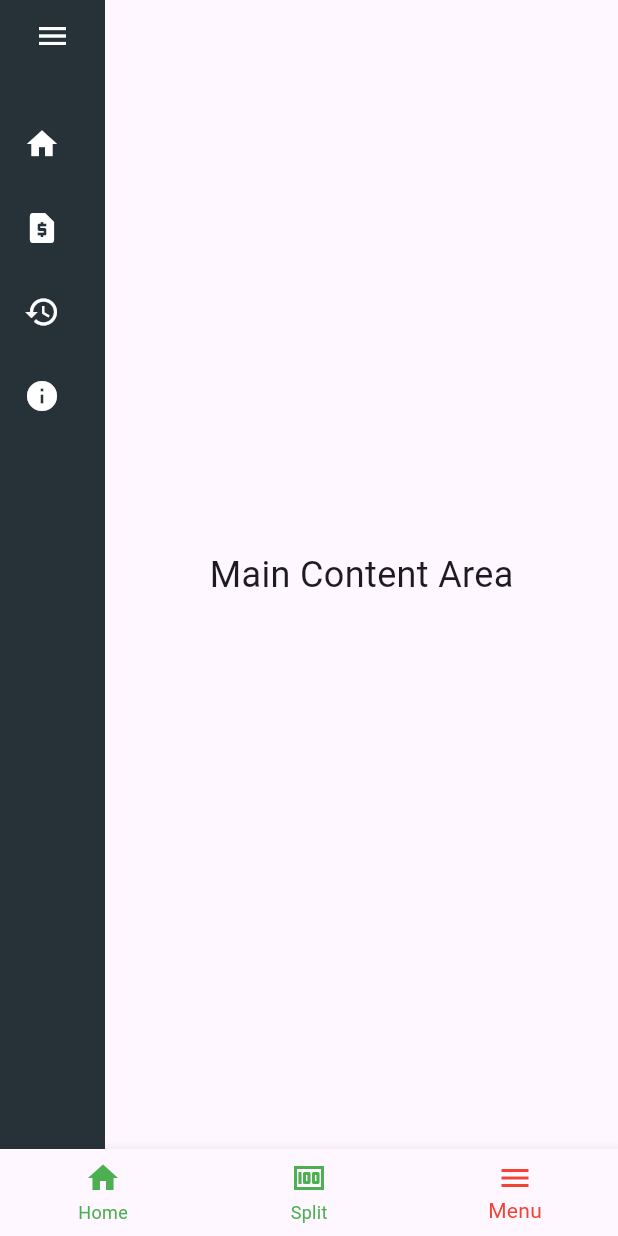
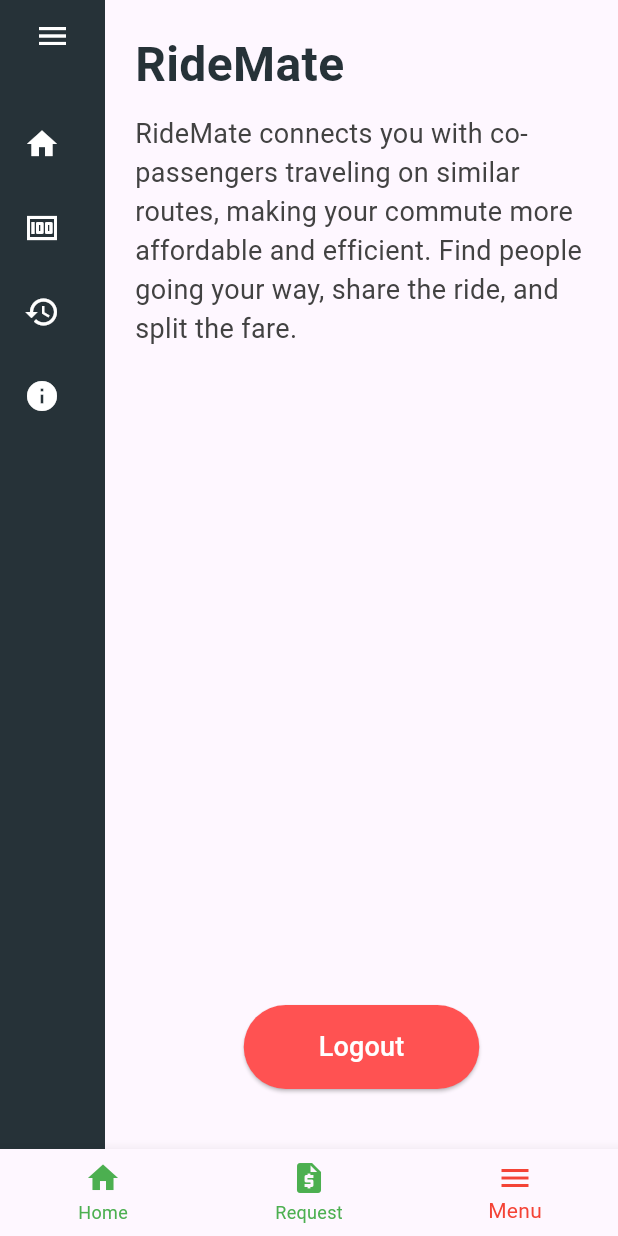
Before and after one commit to majidkc/Ridmate_4, a Flutter app: the HomeScreen screen opened directly, item 3 of the bottom bar chosen, on a phone screen of 412 x 824 dp. Run offline on Flutter 3.47's test engine with Material 3 defaults, Android fonts, the phone set to English and light mode, and no system bars; our stand-ins replace cloud_firestore, firebase_auth, firebase_core, firebase_messaging, google_maps_flutter, location and 1 more; accounts and stored records are empty; network calls fail.

Commit message:
fourt commit

```diff
--- a/lib/screens/CoPassengerRequestScreen.dart
+++ /dev/null
@@ -1 +0,0 @@
-// TODO Implement this library.
--- a/lib/screens/home_screen.dart
+++ b/lib/screens/home_screen.dart
@@ -1,4 +1,5 @@
 import 'package:flutter/material.dart';
+import 'package:ridemate_4/screens/RideRequestDetailsScreen.dart';
 import 'package:ridemate_4/screens/screen_main.dart';
 import 'package:ridemate_4/screens/bill_splitter.dart';
 import 'package:ridemate_4/screens/screen_account.dart';
@@ -14,7 +15,7 @@ class _HomeScreenState extends State<HomeScreen>
     with SingleTickerProviderStateMixin {
   int _currentSelectedIndex = 0;
   bool _isCollapsed = true; // State for sidebar collapse/expand
-  final _pages = [ScreenMain(), ScreenSplit(), ScreenAccount()];
+  final _pages = [ScreenMain(), RideRequestScreen(), ScreenAccount()];
 
   @override
   Widget build(BuildContext context) {
@@ -46,7 +47,7 @@ class _HomeScreenState extends State<HomeScreen>
         },
         items: const [
           BottomNavigationBarItem(icon: Icon(Icons.home), label: 'Home'),
-          BottomNavigationBarItem(icon: Icon(Icons.money), label: 'Split'),
+          BottomNavigationBarItem(icon: Icon(Icons.request_quote), label: 'Request'),
           BottomNavigationBarItem(icon: Icon(Icons.menu), label: 'Menu'),
         ],
       ),
--- a/lib/screens/screen_account.dart
+++ b/lib/screens/screen_account.dart
@@ -2,39 +2,46 @@ import 'package:cloud_firestore/cloud_firestore.dart';
 import 'package:firebase_auth/firebase_auth.dart';
 import 'package:flutter/material.dart';
 import 'package:ridemate_4/screens/RideRequestDetailsScreen.dart';
+import 'package:ridemate_4/screens/bill_splitter.dart';
 import 'package:ridemate_4/screens/chat_screen.dart';
+import 'package:ridemate_4/screens/home_screen.dart';
 import 'package:ridemate_4/screens/profile.dart';
-// import 'package:ridemate_4/screens/profile.dart';
-// import 'package:ridemate_4/screens/profile.dart';
+import 'package:ridemate_4/screens/screen_main.dart';
 import 'package:ridemate_4/screens/travelHistory_screen.dart';
-// import 'chat_screen.dart'; // Import your ChatScreen
+import 'package:ridemate_4/screens/signin_screen.dart'; // Import SignInScreen for logout redirection
 
 class ScreenAccount extends StatelessWidget {
   @override
   Widget build(BuildContext context) {
-    return MaterialApp(
-      home: Scaffold(
-        body: HomeScreen(),
-      ),
+    return Scaffold(
+      body: HomeScreen1(),
     );
   }
 }
 
-class HomeScreen extends StatefulWidget {
+class HomeScreen1 extends StatefulWidget {
   @override
-  _HomeScreenState createState() => _HomeScreenState();
+  _HomeScreen1State createState() => _HomeScreen1State();
 }
 
-class _HomeScreenState extends State<HomeScreen> {
+class _HomeScreen1State extends State<HomeScreen1> {
   bool _isCollapsed = true;
   final _firestore = FirebaseFirestore.instance;
-  String? _currentUserId; // Store the current user ID
+  final FirebaseAuth _auth = FirebaseAuth.instance;
+  String? _currentUserId;
 
   @override
   void initState() {
     super.initState();
-    // Get the current user ID when the HomeScreen initializes
-    _currentUserId = FirebaseAuth.instance.currentUser?.uid;
+    _currentUserId = _auth.currentUser?.uid;
+  }
+
+  Future<void> _logout() async {
+    await _auth.signOut();
+    Navigator.pushReplacement(
+      context,
+      MaterialPageRoute(builder: (context) => SignInScreen()),
+    );
   }
 
   @override
@@ -61,20 +68,71 @@ class _HomeScreenState extends State<HomeScreen> {
                   },
                 ),
                 SizedBox(height: 20),
-                _buildMenuItem(Icons.home, "Home", context, null),
-                _buildMenuItem(Icons.request_page, "Request", context,
-                    RideRequestScreen()), // Pass the currentUserId
-                _buildMenuItem(Icons.history, "History", context, TravelHistoryScreen()),
-                _buildMenuItem(Icons.info, "Profile", context, ProfileScreen()),
+                _buildMenuItem(Icons.home, "Home", context, HomeScreen()),
+                _buildMenuItem(
+                  Icons.money,
+                  "split",
+                  context,
+                  ScreenSplit(),
+                ),
+                _buildMenuItem(
+                  Icons.history,
+                  "History",
+                  context,
+                  TravelHistoryScreen(),
+                ),
+                _buildMenuItem(
+                  Icons.info,
+                  "Profile",
+                  context,
+                  ProfileScreen(),
+                ),
               ],
             ),
           ),
           // Main Content Area
           Expanded(
-            child: Center(
-              child: Text(
-                "Main Content Area",
-                style: TextStyle(fontSize: 24),
+            child: Padding(
+              padding: const EdgeInsets.all(20.0),
+              child: Column(
+                crossAxisAlignment: CrossAxisAlignment.start,
+                children: [
+                  Text(
+                    "RideMate",
+                    style: TextStyle(
+                      fontSize: 32,
+                      fontWeight: FontWeight.bold,
+                      color: Colors.blueGrey[900],
+                    ),
+                  ),
+                  SizedBox(height: 10),
+                  Text(
+                    "RideMate connects you with co-passengers traveling on similar routes, making your commute more affordable and efficient. Find people going your way, share the ride, and split the fare.",
+                    style: TextStyle(
+                      fontSize: 18,
+                      color: Colors.grey[800],
+                    ),
+                  ),
+                  const Spacer(),
+                  Center(
+                    child: ElevatedButton(
+                      onPressed: _logout,
+                      style: ElevatedButton.styleFrom(
+                        backgroundColor: Colors.redAccent,
+                        shape: RoundedRectangleBorder(
+                          borderRadius: BorderRadius.circular(30),
+                        ),
+                        padding: const EdgeInsets.symmetric(
+                            horizontal: 50, vertical: 15),
+                      ),
+                      child: const Text(
+                        'Logout',
+                        style: TextStyle(fontSize: 18, color: Colors.white),
+                      ),
+                    ),
+                  ),
+                  const SizedBox(height: 20),
+                ],
               ),
             ),
           ),
--- a/lib/screens/signin_screen.dart
+++ b/lib/screens/signin_screen.dart
@@ -35,7 +35,7 @@ class _SignInScreenState extends State<SignInScreen> {
                   20, MediaQuery.of(context).size.height * 0.2, 20, 0),
               child: Column(
                 children: <Widget>[
-                  logoWidget("assets/images/p2.jpeg"),
+                  logoWidget("assets/images/rideMate.jpg"),
                   const SizedBox(
                     height: 30,
                   ),
```
Also changed, not shown: lib/main.dart (+4 -4 lines), lib/reusable_widgets/reusable_widget.dart (+19 -19 lines), lib/screens/CoPassengerDetail_screen.dart (+4 -4 lines), lib/screens/RideRequestDetailsScreen.dart (+63 -71 lines), lib/screens/profile.dart (+2 -22 lines), lib/screens/splash_screen.dart (+8 -2 lines), pubspec.yaml (+3 -9 lines), assets/images/p2.jpeg (added), assets/images/rideMate.jpg (added), assets/images/rideMate.png (added), assets/images/rideMate2.jpg (added), assets/images/rideMate3.jpg (added).
